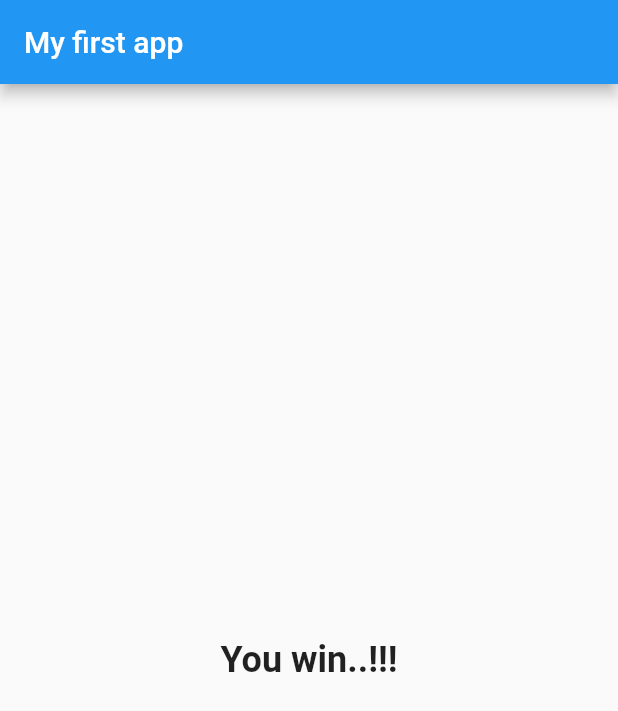
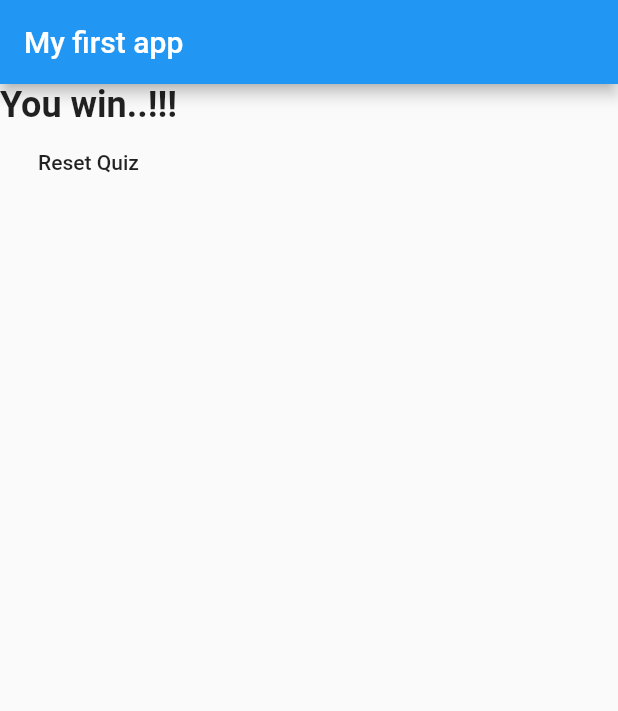
Before and after one commit to kirwa-KO/learn-flutter, a Flutter app: the screen it shows after launch, after a tap on "Black", after a tap on "Dog", after a tap on "Motamanyak", on a phone screen of 412 x 824 dp. Shown: the top 711 px of the screen. Run offline on Flutter 3.47's test engine with Material 2 defaults, Android fonts, the phone set to English and light mode, and no system bars.

Commit message:
add reset button

```diff
--- a/lib/main.dart
+++ b/lib/main.dart
@@ -47,6 +47,13 @@ class _MyAppState extends State<MyApp> {
 
   int _totalscore = 0;
 
+  void _resetHandler() {
+    _totalscore = 0;
+    setState(() {
+      _qstIndex = 0;
+    });
+  }
+
   void _answerQuestion(int score) {
     _totalscore += score;
     setState(() {
@@ -65,7 +72,7 @@ class _MyAppState extends State<MyApp> {
       ),
       body: _qstIndex < _qsts.length
           ? Quiz(_answerQuestion, _qsts, _qstIndex)
-          : Result(_totalscore),
+          : Result(_totalscore, _resetHandler),
     ));
   }
 }
--- a/lib/result.dart
+++ b/lib/result.dart
@@ -2,8 +2,9 @@ import 'package:flutter/material.dart';
 
 class Result extends StatelessWidget {
   final resultScore;
+  final resetHandler;
 
-  Result(this.resultScore);
+  Result(this.resultScore, this.resetHandler);
 
   String get resultPhrase {
     String phrase;
@@ -17,12 +18,15 @@ class Result extends StatelessWidget {
 
   @override
   Widget build(BuildContext context) {
-    return Center(
-      child: Text(
-        resultPhrase,
-        style: TextStyle(fontSize: 24, fontWeight: FontWeight.bold),
-        textAlign: TextAlign.center,
-      ),
+    return Column(
+      children: [
+        Text(
+          resultPhrase,
+          style: TextStyle(fontSize: 24, fontWeight: FontWeight.bold),
+          textAlign: TextAlign.center,
+        ),
+		FlatButton(onPressed: this.resetHandler, child: Text("Reset Quiz"))
+      ],
     );
   }
 }
```
